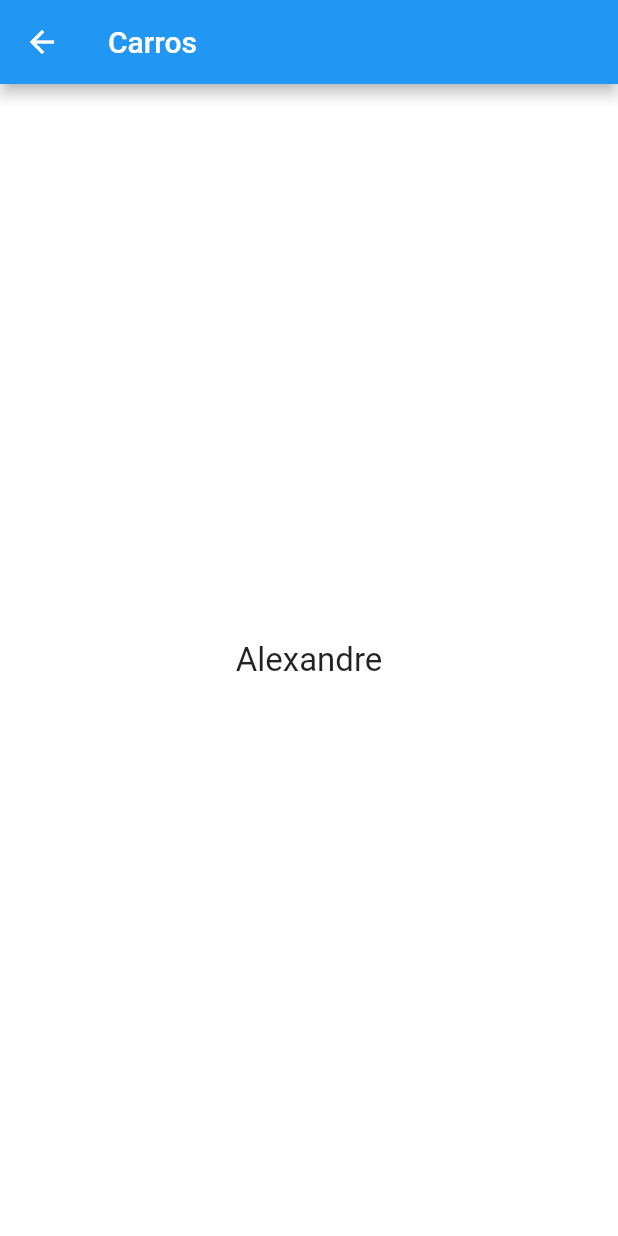
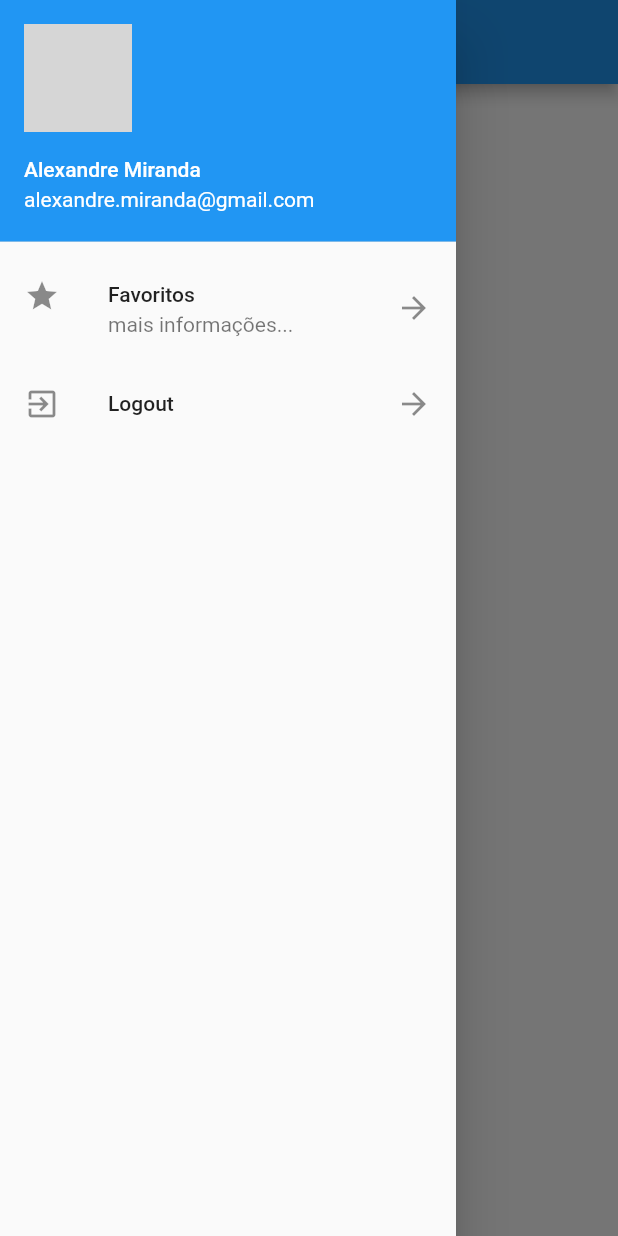
Before and after one commit to apfmiranda/flutter_carros, a Flutter app: the HomePage screen opened directly, with the side drawer open (before the commit the screen has no drawer), on a phone screen of 412 x 824 dp. Run offline on Flutter 3.47's test engine with Material 2 defaults, Android fonts, the phone set to English and light mode, and no system bars; network calls fail; grey boxes are pictures that could not be loaded.

Commit message:
Drawer - menu lateral na Home

```diff
--- a/lib/pages/home_page.dart
+++ b/lib/pages/home_page.dart
@@ -1,3 +1,4 @@
+import 'package:apfmiranda/widgets/drawer_list.dart';
 import 'package:flutter/material.dart';
 
 class HomePage extends StatelessWidget {
@@ -8,6 +9,7 @@ class HomePage extends StatelessWidget {
         title: Text("Carros"),
       ),
       body: _body(),
+      drawer: DrawerList(),
     );
   }
 
--- a/lib/pages/login_page.dart
+++ b/lib/pages/login_page.dart
@@ -22,7 +22,6 @@ class _LoginPageState extends State<LoginPage> {
   final _focusSenha = FocusScopeNode();
 
   bool _showProgess = false;
-
 
   @override
   void initState() {
--- a/lib/widgets/app_text.dart
+++ b/lib/widgets/app_text.dart
@@ -12,14 +12,14 @@ class AppText extends StatelessWidget {
   FocusNode focusNode;
   FocusNode nextFocus;
 
-  AppText(this.label, this.hint, {this.password, this.controller, this.validator,
+  AppText(this.label, this.hint, {this.password = false, this.controller, this.validator,
       this.keyboardType, this.textInputAction, this.focusNode, this.nextFocus,});
 
   @override
   Widget build(BuildContext context) {
     return TextFormField(
       controller: controller,
-      obscureText: password = false,
+      obscureText: password,
       validator: validator,
       keyboardType: keyboardType,
       textInputAction: TextInputAction.next,
--- /dev/null
+++ b/lib/widgets/drawer_list.dart
@@ -0,0 +1,47 @@
+import 'package:apfmiranda/pages/login_page.dart';
+import 'package:apfmiranda/pages/usuario.dart';
+import 'package:apfmiranda/utils/nav.dart';
+import 'package:flutter/material.dart';
+
+class DrawerList extends StatelessWidget {
+  @override
+  Widget build(BuildContext context) {
+    return SafeArea(
+      child: Drawer(
+        child: ListView(
+          children: <Widget>[
+            UserAccountsDrawerHeader(
+                accountName: Text("Alexandre Miranda"),
+                accountEmail: Text("alexandre.miranda@gmail.com"),
+                currentAccountPicture: CircleAvatar(
+                  backgroundImage: NetworkImage(
+                      "https://encrypted-tbn0.gstatic.com/images?q=tbn%3AANd9GcSout9DCgwaNvSt74sc8vrpcdMZn8AnsSJuGNCPaztHa_SIrZAI&usqp=CAU"),
+                ),
+            ),
+            ListTile(
+              leading: Icon(Icons.star),
+              title: Text("Favoritos"),
+              subtitle: Text("mais informações..."),
+              trailing: Icon(Icons.arrow_forward),
+              onTap: () {
+                print("fav");
+                Navigator.pop(context);
+              },
+            ),
+            ListTile(
+              leading: Icon(Icons.exit_to_app),
+              title: Text("Logout"),
+              trailing: Icon(Icons.arrow_forward),
+              onTap: () => _onclickLogout(context),
+            )
+          ],
+        ),
+      ),
+    );
+  }
+
+  _onclickLogout(BuildContext context) {
+    Navigator.pop(context);
+    push(context, LoginPage(), replace: true);
+  }
+}
```
Also changed, not shown: lib/utils/nav.dart (+8 -1 lines).
